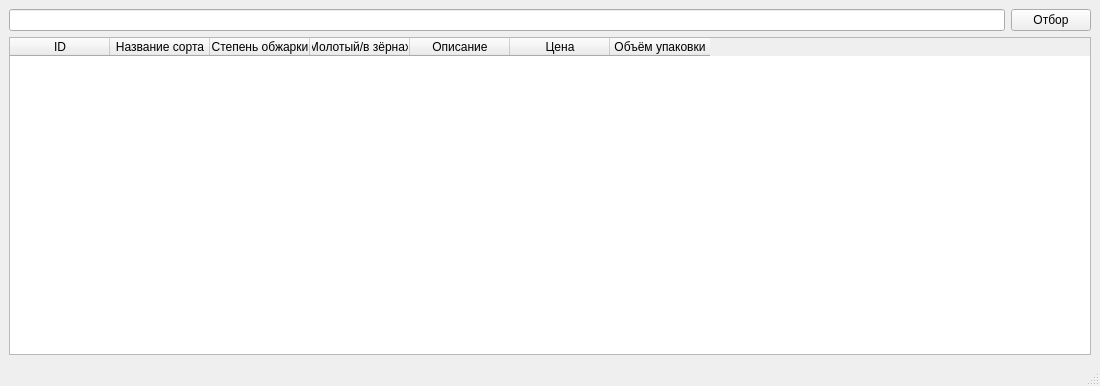
Old version of the form main.ui in the repository TyapkinaEV/Coffee.
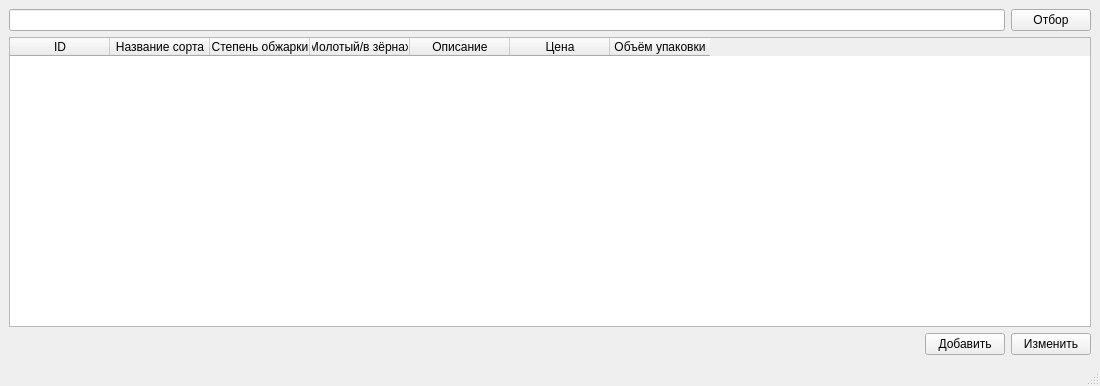
New version of the form.

Commit message: капучино

The edit to the form file:
```diff
--- a/main.ui
+++ b/main.ui
@@ -21,6 +21,37 @@
   </property>
   <widget class="QWidget" name="centralwidget">
    <layout class="QGridLayout" name="gridLayout">
+    <item row="2" column="0">
+     <layout class="QHBoxLayout" name="horizontalLayout_2">
+      <item>
+       <spacer name="horizontalSpacer">
+        <property name="orientation">
+         <enum>Qt::Horizontal</enum>
+        </property>
+        <property name="sizeHint" stdset="0">
+         <size>
+          <width>40</width>
+          <height>20</height>
+         </size>
+        </property>
+       </spacer>
+      </item>
+      <item>
+       <widget class="QPushButton" name="pushButton_Add">
+        <property name="text">
+         <string>Добавить</string>
+        </property>
+       </widget>
+      </item>
+      <item>
+       <widget class="QPushButton" name="pushButton_Edit">
+        <property name="text">
+         <string>Изменить</string>
+        </property>
+       </widget>
+      </item>
+     </layout>
+    </item>
     <item row="0" column="0">
      <layout class="QHBoxLayout" name="horizontalLayout">
       <item>
```
Left out of the diff: 2 changed lines with no effect on the pictures. The commit also changes 2 other files.
